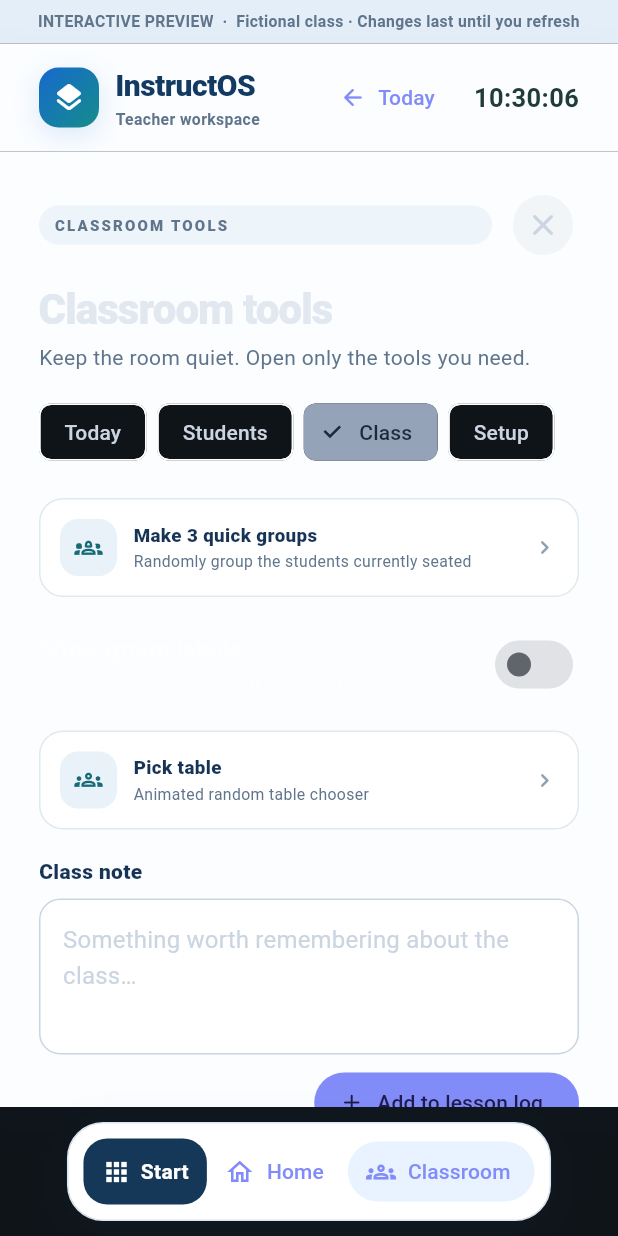
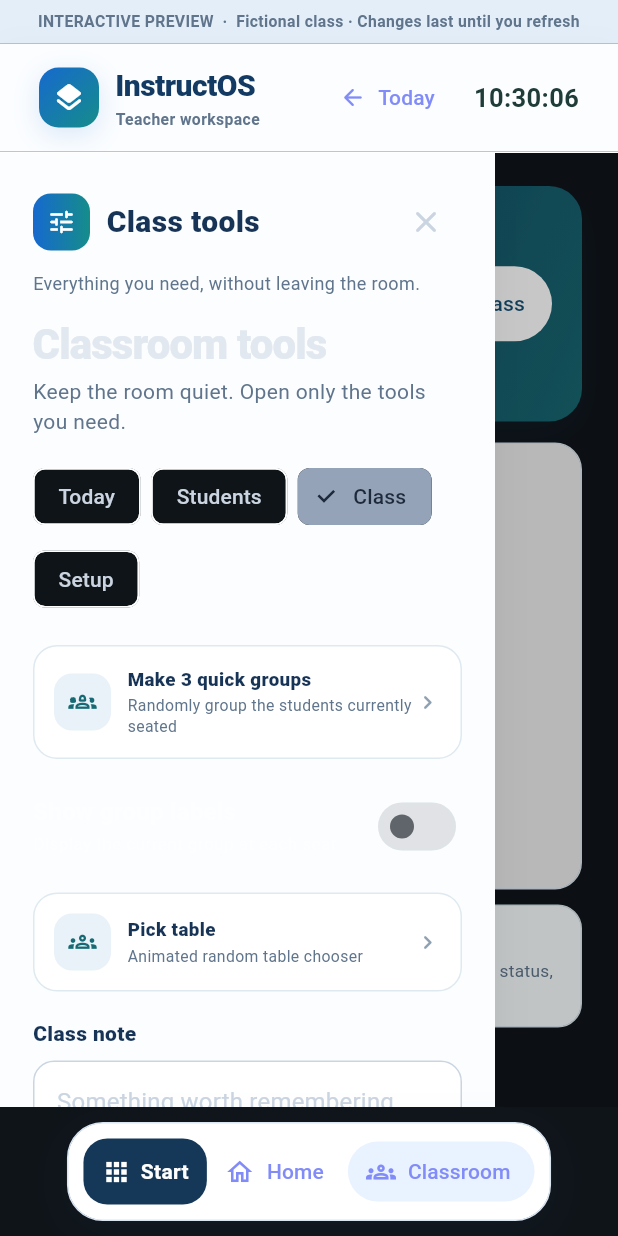
Before and after one commit to gastonstuart-lab/Gradeflow, a Flutter app: the TeachingJourney screen opened directly with empty values, item 3 of the bottom bar chosen, after a tap on "Class tools", on a phone screen of 412 x 824 dp. Run offline on Flutter 3.47's test engine with Material 3 defaults, Android fonts, the phone set to English and light mode, and no system bars; our stand-ins replace cloud_firestore, cloud_functions, csv, file_picker, firebase_auth, firebase_core and 10 more; missing offline and left inert: dart:js_interop, dart:ui_web, excel, icalendar_parser; accounts and stored records are empty.

Commit message:
Add smooth left tools drawer and right detail panel motion

```diff
--- a/lib/teaching_preview.dart
+++ b/lib/teaching_preview.dart
@@ -148,6 +148,7 @@ class _TeachingJourneyState extends State<TeachingJourney> {
   bool _attendanceMode = false;
   bool _groupMode = false;
   bool _presentationMode = false;
+  bool _toolsDrawerOpen = false;
   String _toolsSection = 'Class';
   List<int>? _lastSeatSwap;
   final _quiz = PreviewQuizBook();
@@ -313,11 +314,19 @@ class _TeachingJourneyState extends State<TeachingJourney> {
 
   void _openStudent(String id) {
     setState(() {
+      _toolsDrawerOpen = false;
       _student = id;
       _note.text = _notes[id] ?? '';
       _panel = _quizzing ? 'quiz-student' : 'student';
     });
   }
+
+  void _openToolsDrawer() => setState(() {
+        _panel = null;
+        _toolsDrawerOpen = true;
+      });
+
+  void _closeToolsDrawer() => setState(() => _toolsDrawerOpen = false);
 
   void _quizChanged() {
     if (mounted) setState(() {});
@@ -942,27 +951,134 @@ class _TeachingJourneyState extends State<TeachingJourney> {
       );
 
   Widget _classroom() => LayoutBuilder(builder: (context, size) {
-        final wide = size.maxWidth >= 1000;
+        final wide = size.maxWidth >= 1050;
+        const motion = Duration(milliseconds: 260);
+        const curve = Curves.easeOutCubic;
+
+        if (wide) {
+          return Row(crossAxisAlignment: CrossAxisAlignment.stretch, children: [
+            AnimatedContainer(
+              duration: motion,
+              curve: curve,
+              width: _toolsDrawerOpen ? 318 : 0,
+              child: ClipRect(
+                child: Align(
+                  alignment: Alignment.centerLeft,
+                  widthFactor: _toolsDrawerOpen ? 1 : 0,
+                  child: SizedBox(width: 318, child: _leftToolsDrawer()),
+                ),
+              ),
+            ),
+            Expanded(child: _map()),
+            AnimatedContainer(
+              duration: motion,
+              curve: curve,
+              width: _panel != null ? 372 : 0,
+              child: ClipRect(
+                child: Align(
+                  alignment: Alignment.centerRight,
+                  widthFactor: _panel != null ? 1 : 0,
+                  child: SizedBox(width: 372, child: _panelBody()),
+                ),
+              ),
+            ),
+          ]);
+        }
+
         return Stack(children: [
-          Row(crossAxisAlignment: CrossAxisAlignment.stretch, children: [
-            Expanded(child: _map()),
-            if (wide && _panel != null)
-              SizedBox(width: 360, child: _panelBody()),
-          ]),
-          if (!wide && _panel != null) ...[
+          Positioned.fill(child: _map()),
+          if (_toolsDrawerOpen || _panel != null)
             Positioned.fill(
+              child: AnimatedOpacity(
+                duration: motion,
+                opacity: .22,
                 child: GestureDetector(
-                    onTap: () => setState(() => _panel = null),
-                    child: Container(color: Colors.black26))),
-            Align(
-                alignment: Alignment.centerRight,
-                child: SizedBox(
-                    width: size.maxWidth < 420 ? size.maxWidth : 380,
-                    height: double.infinity,
-                    child: _panelBody())),
-          ],
+                  onTap: () => setState(() {
+                    _toolsDrawerOpen = false;
+                    _panel = null;
+                  }),
+                  child: Container(color: Colors.black),
+                ),
+              ),
+            ),
+          AnimatedPositioned(
+            duration: motion,
+            curve: curve,
+            left: _toolsDrawerOpen ? 0 : -340,
+            top: 0,
+            bottom: 0,
+            width: min(330.0, size.maxWidth * .88),
+            child: _leftToolsDrawer(),
+          ),
+          AnimatedPositioned(
+            duration: motion,
+            curve: curve,
+            right: _panel != null ? 0 : -400,
+            top: 0,
+            bottom: 0,
+            width: min(380.0, size.maxWidth * .92),
+            child: _panelBody(),
+          ),
         ]);
       });
+
+  Widget _leftToolsDrawer() => Material(
+        color: widget.darkMode
+            ? const Color(0xff0b1b2a)
+            : const Color(0xfffbfdff),
+        elevation: 12,
+        shadowColor: Colors.black26,
+        child: SafeArea(
+          right: false,
+          child: SingleChildScrollView(
+            padding: const EdgeInsets.fromLTRB(22, 22, 22, 30),
+            child: Column(
+                crossAxisAlignment: CrossAxisAlignment.start,
+                children: [
+                  Row(children: [
+                    Container(
+                      width: 38,
+                      height: 38,
+                      decoration: BoxDecoration(
+                        gradient: const LinearGradient(
+                            colors: [Color(0xff1769ce), Color(0xff158d8a)]),
+                        borderRadius: BorderRadius.circular(12),
+                      ),
+                      child: const Icon(Icons.tune_rounded,
+                          color: Colors.white, size: 20),
+                    ),
+                    const SizedBox(width: 11),
+                    Expanded(
+                      child: Text('Class tools',
+                          style: TextStyle(
+                              fontSize: 20,
+                              fontWeight: FontWeight.w900,
+                              color: widget.darkMode
+                                  ? const Color(0xffeef6ff)
+                                  : const Color(0xff173457))),
+                    ),
+                    IconButton(
+                      tooltip: 'Close class tools',
+                      onPressed: _closeToolsDrawer,
+                      icon: const Icon(Icons.close_rounded),
+                    ),
+                  ]),
+                  const SizedBox(height: 8),
+                  Text(
+                    'Everything you need, without leaving the room.',
+                    style: TextStyle(
+                        color: widget.darkMode
+                            ? const Color(0xff9fb4c7)
+                            : _muted,
+                        fontSize: 12,
+                        height: 1.4),
+                  ),
+                  const SizedBox(height: 18),
+                  ..._toolsPanel(),
+                ]),
+          ),
+        ),
+      );
 
   Widget _map() => SingleChildScrollView(
         padding: const EdgeInsets.fromLTRB(24, 22, 24, 32),
@@ -1102,7 +1218,7 @@ class _TeachingJourneyState extends State<TeachingJourney> {
               ActionChip(
                   label: const Text('Class tools'),
                   avatar: const Icon(Icons.tune_rounded, size: 18),
-                  onPressed: () => setState(() => _panel = 'tools')),
+                  onPressed: _openToolsDrawer),
               ActionChip(
                   label: const Text('Present'),
                   avatar: const Icon(Icons.present_to_all_rounded, size: 18),
```
